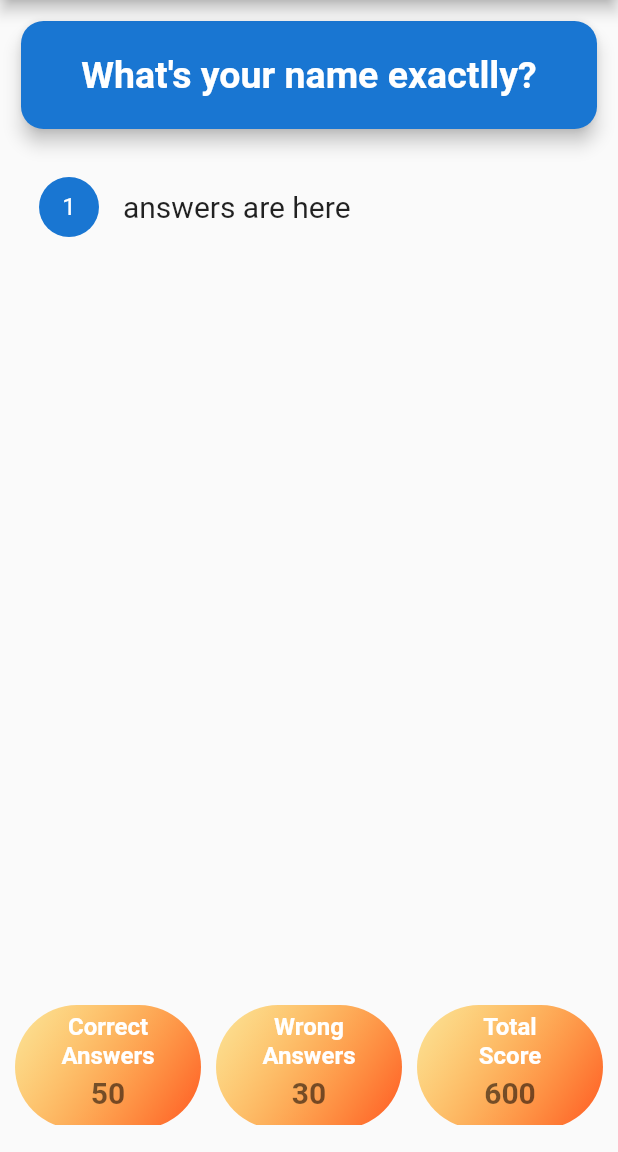
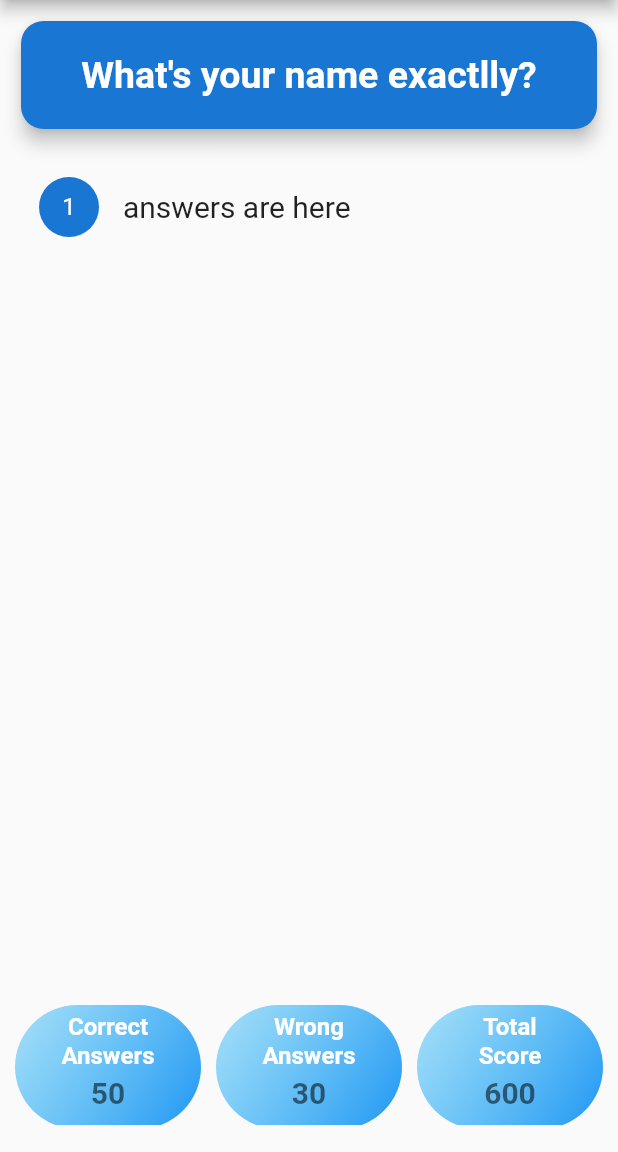
Before and after one commit to mahdiyarz/quizApp, a Flutter app: the screen it shows after launch, on a phone screen of 412 x 824 dp, the part 84-1236 px from its top. Run offline on Flutter 3.47's test engine with Material 2 defaults, Android fonts, the phone set to English and light mode, and no system bars.

Commit message:
set blue color for score board widget

```diff
--- a/lib/widgets/score_board.dart
+++ b/lib/widgets/score_board.dart
@@ -6,8 +6,8 @@ class ScoreBoard extends StatelessWidget {
       decoration: BoxDecoration(
         gradient: LinearGradient(
           colors: [
-            Colors.amber.withOpacity(0.4),
-            Colors.deepOrange,
+            Colors.lightBlue.shade400.withOpacity(0.4),
+            Colors.blue,
           ],
           begin: Alignment.topLeft,
           end: Alignment.bottomRight,
```
